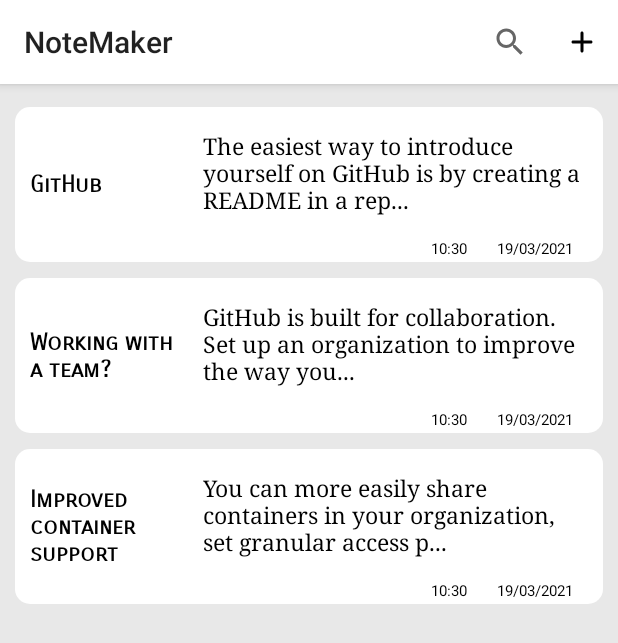
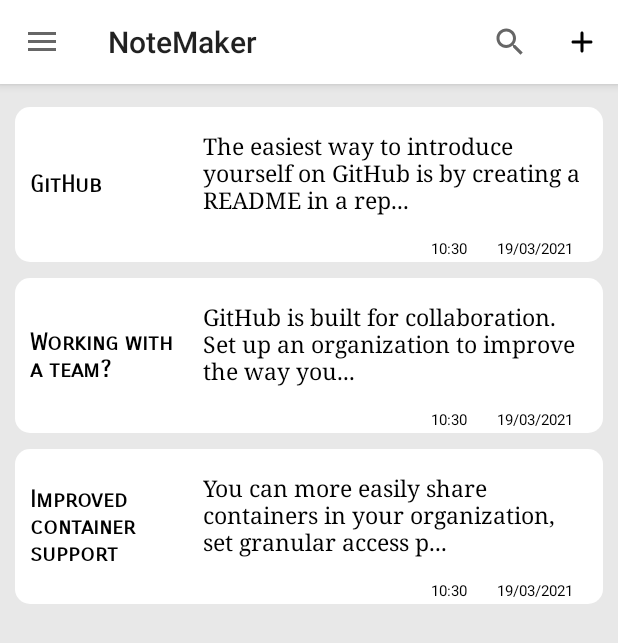
Before and after one commit to OlegRyabyshev/NoteMaker, an Android app: the screen it shows after launch (MainActivity), on a phone screen of 412 x 824 dp. Shown: the top 643 px of the screen. Run offline under Robolectric (Android 15) with nearby library versions, the phone set to English and light mode, and no system bars.

Commit message:
Edits in styles and bars

```diff
--- a/app/src/main/java/xyz/fcr/notemaker/MainActivity.java
+++ b/app/src/main/java/xyz/fcr/notemaker/MainActivity.java
@@ -1,27 +1,34 @@
 package xyz.fcr.notemaker;
 
 import android.annotation.SuppressLint;
-import android.content.Intent;
 import android.content.res.Configuration;
 import android.os.Bundle;
 import android.view.MenuItem;
 import android.widget.Toast;
 
+import androidx.annotation.NonNull;
+import androidx.appcompat.app.ActionBarDrawerToggle;
 import androidx.appcompat.app.AppCompatActivity;
 import androidx.appcompat.widget.SearchView;
 import androidx.appcompat.widget.Toolbar;
+import androidx.core.view.GravityCompat;
+import androidx.drawerlayout.widget.DrawerLayout;
 import androidx.fragment.app.Fragment;
 import androidx.fragment.app.FragmentTransaction;
 
-import xyz.fcr.notemaker.classes.Note;
-import xyz.fcr.notemaker.fragments.NoteEditor;
-import xyz.fcr.notemaker.fragments.NoteList;
+import com.google.android.material.navigation.NavigationView;
 
-public class MainActivity extends AppCompatActivity {
+import xyz.fcr.notemaker.fragment_classes.NoteEditor;
+import xyz.fcr.notemaker.fragment_classes.NoteList;
+import xyz.fcr.notemaker.object_classes.Note;
+
+public class MainActivity extends AppCompatActivity implements NavigationView.OnNavigationItemSelectedListener {
+
+    private Toolbar toolbar;
+    private DrawerLayout drawer;
 
     private Note note;
-    private Toolbar toolbar;
-    private Toolbar sidebar;
+    private boolean onlyEditor = false;
 
     @Override
     protected void onCreate(Bundle savedInstanceState) {
@@ -31,7 +38,14 @@ public class MainActivity extends AppCompatActivity {
         toolbar = findViewById(R.id.toolbar);
         setSupportActionBar(toolbar);
 
-        boolean onlyEditor = false;
+        drawer = findViewById(R.id.drawer_layout);
+        NavigationView navigationView = findViewById(R.id.nav_view);
+        navigationView.setNavigationItemSelectedListener(this);
+
+        ActionBarDrawerToggle toggle = new ActionBarDrawerToggle(this, drawer, toolbar,
+                R.string.navigation_drawer_open, R.string.navigation_drawer_close);
+        drawer.addDrawerListener(toggle);
+        toggle.syncState();
 
         Bundle data = getIntent().getExtras();
         if (data != null) {
@@ -84,7 +98,10 @@ public class MainActivity extends AppCompatActivity {
     public void onBackPressed() {
         Fragment fragment = getSupportFragmentManager().findFragmentByTag("EDITOR_FRAGMENT");
 
-        if (fragment != null
+
+        if (drawer.isDrawerOpen(GravityCompat.START)) {
+            drawer.closeDrawer(GravityCompat.START);
+        } else if (fragment != null
                 && fragment.isVisible()
                 && getResources().getConfiguration().orientation == Configuration.ORIENTATION_PORTRAIT) {
             startFragmentList();
@@ -118,19 +135,46 @@ public class MainActivity extends AppCompatActivity {
         return true;
     }
 
+    @SuppressLint("NonConstantResourceId")
+    @Override
+    public boolean onNavigationItemSelected(@NonNull MenuItem item) {
+        switch (item.getItemId()) {
+            case R.id.action_notes:
+                Toast.makeText(this, "Notes", Toast.LENGTH_SHORT).show();
+                break;
+            case R.id.action_trash:
+                Toast.makeText(this, "Trash", Toast.LENGTH_SHORT).show();
+                break;
+            case R.id.action_theme:
+                Toast.makeText(this, "Theme", Toast.LENGTH_SHORT).show();
+                break;
+            case R.id.action_about:
+                Toast.makeText(this, "About", Toast.LENGTH_SHORT).show();
+                break;
+        }
+
+        drawer.closeDrawer(GravityCompat.START);
+        return true;
+    }
+
+    @SuppressLint("NonConstantResourceId")
     @Override
     public boolean onOptionsItemSelected(MenuItem item) {
-        int id = item.getItemId();
+        switch (item.getItemId()) {
+            case R.id.action_add:
+                Toast.makeText(this, "1 In development", Toast.LENGTH_SHORT).show();
+                return true;
+            case R.id.action_notes:
+                Toast.makeText(this, "2 In development", Toast.LENGTH_SHORT).show();
+                return true;
+            default:
+                Toast.makeText(this, "Error in onOptionsItemSelected", Toast.LENGTH_SHORT).show();
+                return super.onOptionsItemSelected(item);
+        }
+    }
 
-        if (id == R.id.add) {
-            Toast.makeText(MainActivity.this, "Not yet implemented", Toast.LENGTH_SHORT).show();
-            return true;
-        }
-//        } else if (id == R.id.add) {
-//            Toast.makeText(MainActivity.this, "Not yet implemented", Toast.LENGTH_SHORT).show();
-//            return true;
-//        }
+    @Override
+    public void onPointerCaptureChanged(boolean hasCapture) {
 
-        return super.onOptionsItemSelected(item);
     }
 }
--- a/app/src/main/java/xyz/fcr/notemaker/fragments/NoteList.java
+++ b/app/src/main/java/xyz/fcr/notemaker/fragment_classes/NoteList.java
@@ -1,4 +1,4 @@
-package xyz.fcr.notemaker.fragments;
+package xyz.fcr.notemaker.fragment_classes;
 
 import android.content.res.Configuration;
 import android.os.Bundle;
@@ -13,7 +13,7 @@ import androidx.constraintlayout.widget.ConstraintLayout;
 import androidx.fragment.app.Fragment;
 import androidx.fragment.app.FragmentTransaction;
 
-import xyz.fcr.notemaker.classes.Note;
+import xyz.fcr.notemaker.object_classes.Note;
 import xyz.fcr.notemaker.R;
 
 public class NoteList extends Fragment {
@@ -72,17 +72,9 @@ public class NoteList extends Fragment {
         dateNote3.setText(note3.getNoteDate());
         timeNote3.setText(note3.getNoteTime());
 
-        constraintLayout1.setOnClickListener((v) -> {
-            replaceView(note1);
-        });
-
-        constraintLayout2.setOnClickListener((v) -> {
-            replaceView(note2);
-        });
-
-        constraintLayout3.setOnClickListener((v) -> {
-            replaceView(note3);
-        });
+        constraintLayout1.setOnClickListener((v) -> replaceView(note1));
+        constraintLayout2.setOnClickListener((v) -> replaceView(note2));
+        constraintLayout3.setOnClickListener((v) -> replaceView(note3));
 
         return myView;
     }
--- a/app/src/main/java/xyz/fcr/notemaker/classes/Note.java
+++ b/app/src/main/java/xyz/fcr/notemaker/object_classes/Note.java
@@ -1,4 +1,4 @@
-package xyz.fcr.notemaker.classes;
+package xyz.fcr.notemaker.object_classes;
 
 import android.annotation.SuppressLint;
 
--- /dev/null
+++ b/app/src/main/res/drawable/ic_baseline_note.xml
@@ -0,0 +1,9 @@
+<vector xmlns:android="http://schemas.android.com/apk/res/android"
+    android:width="24dp"
+    android:height="24dp"
+    android:viewportWidth="24"
+    android:viewportHeight="24">
+  <path
+      android:fillColor="@color/secondary"
+      android:pathData="M19,3H4.99C3.89,3 3,3.9 3,5l0.01,14c0,1.1 0.89,2 1.99,2h10l6,-6V5C21,3.9 20.1,3 19,3zM7,8h10v2H7V8zM12,14H7v-2h5V14zM14,19.5V14h5.5L14,19.5z"/>
+</vector>
--- /dev/null
+++ b/app/src/main/res/drawable/ic_baseline_theme.xml
@@ -0,0 +1,10 @@
+<vector xmlns:android="http://schemas.android.com/apk/res/android"
+    android:width="24dp"
+    android:height="24dp"
+    android:viewportWidth="24"
+    android:viewportHeight="24"
+    android:tint="?attr/colorControlNormal">
+  <path
+      android:fillColor="@color/primary"
+      android:pathData="M20,15.31L23.31,12 20,8.69V4h-4.69L12,0.69 8.69,4H4v4.69L0.69,12 4,15.31V20h4.69L12,23.31 15.31,20H20v-4.69zM12,18V6c3.31,0 6,2.69 6,6s-2.69,6 -6,6z"/>
+</vector>
--- /dev/null
+++ b/app/src/main/res/drawable/ic_baseline_trash.xml
@@ -0,0 +1,10 @@
+<vector xmlns:android="http://schemas.android.com/apk/res/android"
+    android:width="24dp"
+    android:height="24dp"
+    android:viewportWidth="24"
+    android:viewportHeight="24"
+    android:tint="?attr/colorControlNormal">
+  <path
+      android:fillColor="@color/primary"
+      android:pathData="M6,19c0,1.1 0.9,2 2,2h8c1.1,0 2,-0.9 2,-2V7H6v12zM19,4h-3.5l-1,-1h-5l-1,1H5v2h14V4z"/>
+</vector>
--- a/app/src/main/res/layout/activity_main.xml
+++ b/app/src/main/res/layout/activity_main.xml
@@ -1,31 +1,32 @@
 <?xml version="1.0" encoding="utf-8"?>
-
-<LinearLayout xmlns:android="http://schemas.android.com/apk/res/android"
+<androidx.drawerlayout.widget.DrawerLayout xmlns:android="http://schemas.android.com/apk/res/android"
+    xmlns:app="http://schemas.android.com/apk/res-auto"
     xmlns:tools="http://schemas.android.com/tools"
+    android:id="@+id/drawer_layout"
     android:layout_width="match_parent"
     android:layout_height="match_parent"
-    android:background="@color/gray"
-    android:orientation="vertical"
-    tools:context=".MainActivity">
+    android:fitsSystemWindows="true"
+    tools:context=".MainActivity"
+    tools:openDrawer="start">
 
-    <include
-        android:id="@+id/toolbar"
-        layout="@layout/toolbar">
-    </include>
+    <LinearLayout
+        android:layout_width="match_parent"
+        android:layout_height="match_parent"
+        android:orientation="vertical">
 
-    <androidx.core.widget.NestedScrollView
-        android:layout_width="match_parent"
-        android:layout_height="0dp"
-        android:layout_marginTop="10dp"
-        android:layout_weight="1"
-        android:fillViewport="true">
+        <include layout="@layout/activity_note">
 
-        <FrameLayout
-            android:id="@+id/note_list_fragment"
-            android:name="xyz.fcr.notemaker.fragments.NoteList"
-            android:layout_width="match_parent"
-            android:layout_height="match_parent"
-            tools:layout="@layout/note_list_fragment" />
-    </androidx.core.widget.NestedScrollView>
+        </include>
+    </LinearLayout>
 
-</LinearLayout>
+    <com.google.android.material.navigation.NavigationView
+        android:id="@+id/nav_view"
+        android:layout_width="wrap_content"
+        android:layout_height="match_parent"
+        android:layout_gravity="start"
+        android:background="@color/drawer_gray"
+        app:headerLayout="@layout/nav_header"
+        app:itemIconTint="@color/secondary"
+        app:itemTextColor="@color/secondary"
+        app:menu="@menu/drawer_menu" />
+</androidx.drawerlayout.widget.DrawerLayout>
--- /dev/null
+++ b/app/src/main/res/layout/activity_note.xml
@@ -0,0 +1,31 @@
+<?xml version="1.0" encoding="utf-8"?>
+
+<LinearLayout xmlns:android="http://schemas.android.com/apk/res/android"
+    xmlns:tools="http://schemas.android.com/tools"
+    android:layout_width="match_parent"
+    android:layout_height="match_parent"
+    android:background="@color/gray"
+    android:orientation="vertical"
+    tools:context=".MainActivity">
+
+    <include
+        android:id="@+id/toolbar"
+        layout="@layout/toolbar">
+    </include>
+
+    <androidx.core.widget.NestedScrollView
+        android:layout_width="match_parent"
+        android:layout_height="0dp"
+        android:layout_marginTop="10dp"
+        android:layout_weight="1"
+        android:fillViewport="true">
+
+        <FrameLayout
+            android:id="@+id/note_list_fragment"
+            android:name="xyz.fcr.notemaker.fragments.NoteList"
+            android:layout_width="match_parent"
+            android:layout_height="match_parent"
+            tools:layout="@layout/note_list_fragment" />
+    </androidx.core.widget.NestedScrollView>
+
+</LinearLayout>
--- a/app/src/main/res/layout/note_list_fragment.xml
+++ b/app/src/main/res/layout/note_list_fragment.xml
@@ -6,7 +6,7 @@
     android:layout_height="match_parent"
     android:background="@color/gray"
     android:orientation="vertical"
-    tools:context=".fragments.NoteList">
+    tools:context=".fragment_classes.NoteList">
 
     <include
         android:id="@+id/note1"
--- a/app/src/main/res/layout/note_preview.xml
+++ b/app/src/main/res/layout/note_preview.xml
@@ -19,7 +19,7 @@
         android:maxWidth="100dp"
         android:text="@string/title"
         android:textColor="@color/secondary"
-        android:textSize="15dp"
+        android:textSize="15sp"
         android:textStyle="bold"
         app:layout_constraintBottom_toBottomOf="parent"
         app:layout_constraintStart_toStartOf="parent"
@@ -33,7 +33,7 @@
         android:fontFamily="serif"
         android:text="@string/content"
         android:textColor="@color/secondary"
-        android:textSize="15dp"
+        android:textSize="15sp"
         app:layout_constraintBottom_toTopOf="@+id/noteTimePreview"
         app:layout_constraintEnd_toEndOf="parent"
         app:layout_constraintStart_toEndOf="@+id/titleTextPreview"
@@ -47,7 +47,7 @@
         android:layout_marginBottom="2dp"
         android:text="@string/date"
         android:textColor="@color/secondary"
-        android:textSize="10dp"
+        android:textSize="10sp"
         app:layout_constraintBottom_toBottomOf="parent"
         app:layout_constraintEnd_toEndOf="parent" />
 
@@ -59,7 +59,7 @@
         android:layout_marginBottom="2dp"
         android:text="@string/time"
         android:textColor="@color/secondary"
-        android:textSize="10dp"
+        android:textSize="10sp"
         app:layout_constraintBottom_toBottomOf="parent"
         app:layout_constraintEnd_toStartOf="@+id/noteDatePreview" />
 
--- a/app/src/main/res/layout/toolbar.xml
+++ b/app/src/main/res/layout/toolbar.xml
@@ -1,5 +1,6 @@
 <?xml version="1.0" encoding="utf-8"?>
 <androidx.appcompat.widget.Toolbar xmlns:android="http://schemas.android.com/apk/res/android"
+
     android:layout_width="match_parent"
     android:layout_height="wrap_content"
     android:background="@color/primary"
--- /dev/null
+++ b/app/src/main/res/menu/drawer_menu.xml
@@ -0,0 +1,30 @@
+<?xml version="1.0" encoding="utf-8"?>
+<menu xmlns:android="http://schemas.android.com/apk/res/android"
+    xmlns:tools="http://schemas.android.com/tools"
+    tools:showIn="navigation_view">
+
+    <item android:title="NoteMaker">
+        <menu>
+            <group android:checkableBehavior="single">
+                <item
+                    android:id="@+id/action_notes"
+                    android:icon="@drawable/ic_baseline_note"
+                    android:title="Notes" />
+                <item
+                    android:id="@+id/action_trash"
+                    android:icon="@drawable/ic_baseline_trash"
+                    android:title="Trash" />
+            </group>
+        </menu>
+    </item>
+
+    <item
+        android:id="@+id/action_theme"
+        android:icon="@drawable/ic_baseline_theme"
+        android:title="Theme" />
+    <item
+        android:id="@+id/action_about"
+        android:icon="@drawable/ic_baseline_info"
+        android:title="About" />
+
+</menu>
--- a/app/src/main/res/values-night/colors.xml
+++ b/app/src/main/res/values-night/colors.xml
@@ -3,4 +3,5 @@
     <color name="primary">#343434</color>
     <color name="secondary">#FFFFFF</color>
     <color name="gray">#000000</color>
+    <color name="drawer_gray">#2c2c2c</color>
 </resources>
--- a/app/src/main/res/values/colors.xml
+++ b/app/src/main/res/values/colors.xml
@@ -3,4 +3,5 @@
     <color name="primary">#FFFFFF</color>
     <color name="secondary">#000000</color>
     <color name="gray">#e8e8e8</color>
+    <color name="drawer_gray">#e8e8e8</color>
 </resources>
--- a/app/src/main/res/values/strings.xml
+++ b/app/src/main/res/values/strings.xml
@@ -17,6 +17,17 @@
     <string name="content">Content</string>
 
     <string name="share_note">Share note</string>
-    <string name="date">01/01/2020</string>
-    <string name="time">00:00</string>
+    <string name="date" translatable="false">01/01/2020</string>
+    <string name="time" translatable="false">00:00</string>
+
+    <string name="navigation_drawer_open">Open navigation drawer</string>
+    <string name="navigation_drawer_close">Close navigation drawer</string>
+    <string name="user_avatar">User avatar</string>
+
+    <string name="oleg_ryabyshev" translatable="false">Oleg Ryabyshev</string>
+    <string name="email" translatable="false">oryabyshev@gmail.com</string>
+
+    <string name="save">Save</string>
+    <string name="copy">Copy</string>
+    <string name="share">Share</string>
 </resources>
```
Also changed, not shown: app/src/main/java/xyz/fcr/notemaker/fragment_classes/NoteEditor.java (renamed from app/src/main/java/xyz/fcr/notemaker/fragments/NoteEditor.java, +8 -16 lines), app/src/main/res/layout/nav_header.xml (added, +33 -0 lines), app/src/main/res/layout/note_editor_fragment.xml (+6 -6 lines), app/src/main/res/menu/drawler_menu.xml (deleted, +0 -41 lines), app/src/main/res/layout-land/activity_note.xml (renamed from app/src/main/res/layout-land/activity_main.xml), 1 other file.
